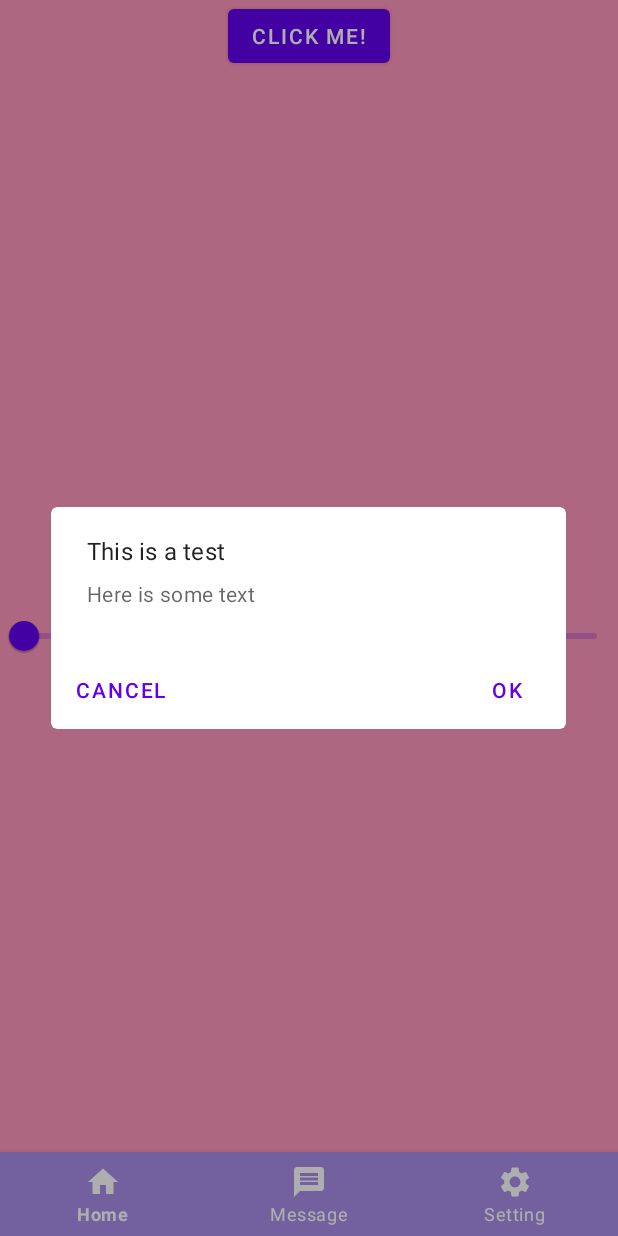
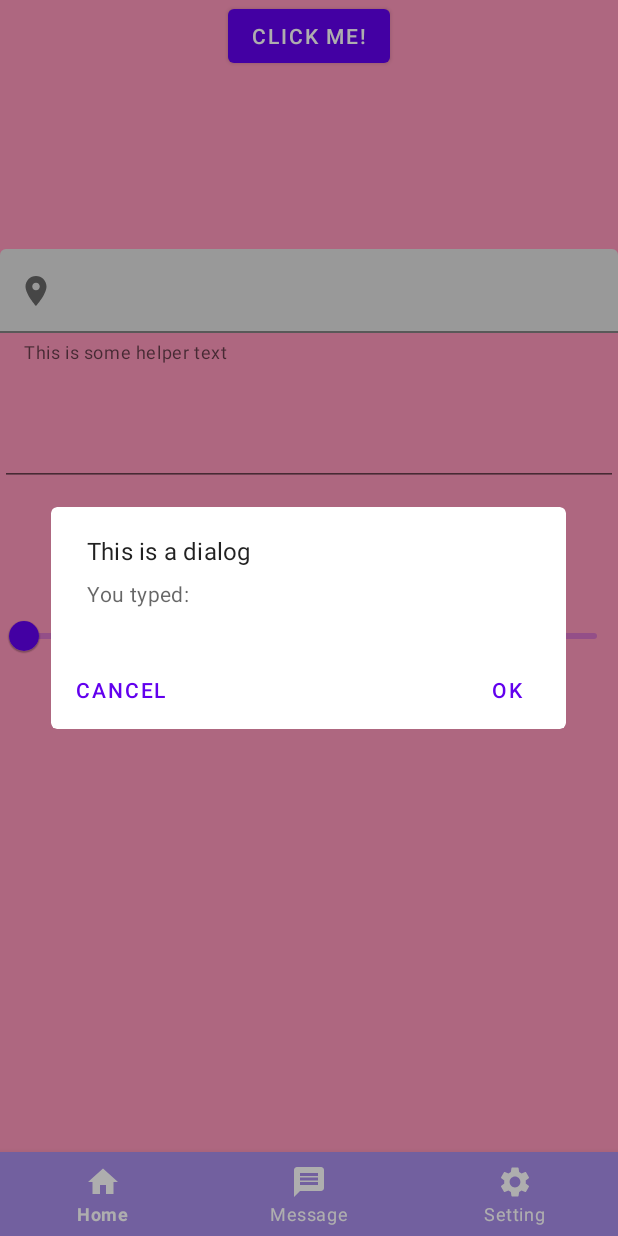
Before and after one commit to Davideo37/StarGaze-v2, an Android app: the screen it shows after launch (MainActivity), after a tap on "CLICK ME!", on a phone screen of 412 x 824 dp. Run offline under Robolectric (Android 15) with nearby library versions, the phone set to English and light mode, and no system bars.

Commit message:
Added material text field and button

```diff
--- a/Project2/app/src/main/java/com/example/project2/MainActivity.kt
+++ b/Project2/app/src/main/java/com/example/project2/MainActivity.kt
@@ -3,6 +3,7 @@ package com.example.project2
 import androidx.appcompat.app.AppCompatActivity
 import android.os.Bundle
 import android.view.View
+import android.widget.TextView
 import androidx.databinding.DataBindingUtil
 import androidx.fragment.app.Fragment
 import androidx.fragment.app.FragmentController
@@ -13,18 +14,20 @@ import com.example.project2.fragments.SettingsFragment
 import com.example.project2.ui.main.MainFragment
 import com.google.android.material.dialog.MaterialAlertDialogBuilder
 import com.google.android.material.floatingactionbutton.FloatingActionButton
+import com.google.android.material.textfield.TextInputEditText
 import kotlinx.android.synthetic.main.main_activity.*
 
 class MainActivity : AppCompatActivity() {
     private val messagesFragment = MessagesFragment()
     private val homeFragment = HomeFragment()
     private val settingsFragment = SettingsFragment()
-
+    private lateinit var text : String
 
     override fun onCreate(savedInstanceState: Bundle?) {
         super.onCreate(savedInstanceState)
         setContentView(R.layout.main_activity)
         replaceFragment(homeFragment)
+
         bottomNavigationView.setOnItemSelectedListener { item ->
             when(item.itemId) {
                 R.id.message -> {
@@ -41,9 +44,10 @@ class MainActivity : AppCompatActivity() {
         }
     }
     fun basicAlert(view: View) {
+        text = findViewById<TextInputEditText>(R.id.materialTextInputEditText).text.toString()
         MaterialAlertDialogBuilder(view.context)
-            .setTitle("This is a test")
-            .setMessage("Here is some text")
+            .setTitle("This is a dialog")
+            .setMessage("You typed: $text")
             .setNeutralButton("Cancel") { dialog, which -> {} }
             .setPositiveButton("Ok") { dialog, which -> {} }
             .show()
--- /dev/null
+++ b/Project2/app/src/main/res/drawable/ic_baseline_location_24.xml
@@ -0,0 +1,10 @@
+<vector xmlns:android="http://schemas.android.com/apk/res/android"
+    android:width="24dp"
+    android:height="24dp"
+    android:viewportWidth="24"
+    android:viewportHeight="24"
+    android:tint="?attr/colorControlNormal">
+  <path
+      android:fillColor="@android:color/white"
+      android:pathData="M12,2C8.13,2 5,5.13 5,9c0,5.25 7,13 7,13s7,-7.75 7,-13c0,-3.87 -3.13,-7 -7,-7zM12,11.5c-1.38,0 -2.5,-1.12 -2.5,-2.5s1.12,-2.5 2.5,-2.5 2.5,1.12 2.5,2.5 -1.12,2.5 -2.5,2.5z"/>
+</vector>
--- a/Project2/app/src/main/res/layout/fragment_home.xml
+++ b/Project2/app/src/main/res/layout/fragment_home.xml
@@ -1,11 +1,38 @@
 <?xml version="1.0" encoding="utf-8"?>
 <androidx.constraintlayout.widget.ConstraintLayout xmlns:android="http://schemas.android.com/apk/res/android"
+    xmlns:app="http://schemas.android.com/apk/res-auto"
     xmlns:tools="http://schemas.android.com/tools"
     android:layout_width="match_parent"
     android:layout_height="match_parent"
-    xmlns:app="http://schemas.android.com/apk/res-auto"
     android:background="#FF97BB"
     tools:context=".fragments.HomeFragment">
+
+    <com.google.android.material.textfield.TextInputLayout
+        android:id="@+id/materialTextInputLayout"
+        android:layout_width="match_parent"
+        android:layout_height="wrap_content"
+        app:layout_constraintBottom_toBottomOf="@+id/ic_home"
+        app:layout_constraintLeft_toLeftOf="parent"
+        app:layout_constraintRight_toRightOf="parent"
+        app:layout_constraintTop_toTopOf="parent"
+        app:placeholderText="Material Text Field"
+        app:helperText="This is some helper text"
+        app:startIconContentDescription="@string/content_description_end_icon"
+        app:startIconDrawable="@drawable/ic_baseline_location_24">
+
+        <com.google.android.material.textfield.TextInputEditText
+            android:id="@+id/materialTextInputEditText"
+            android:layout_width="match_parent"
+            android:layout_height="match_parent" />
+    </com.google.android.material.textfield.TextInputLayout>
+
+    <EditText
+        android:id="@+id/defaultTextInputLayout"
+        android:layout_width="match_parent"
+        android:layout_height="wrap_content"
+        app:layout_constraintBottom_toTopOf="@+id/ic_home"
+        app:layout_constraintTop_toBottomOf="@+id/materialTextInputLayout"
+        tools:layout_editor_absoluteX="-30dp" />
 
     <TextView
         android:id="@+id/ic_home"
@@ -13,9 +40,18 @@
         android:layout_height="wrap_content"
         android:text="Home"
         android:textSize="36sp"
-        app:layout_constraintTop_toTopOf="parent"
+        app:layout_constraintBottom_toBottomOf="parent"
         app:layout_constraintLeft_toLeftOf="parent"
         app:layout_constraintRight_toRightOf="parent"
-        app:layout_constraintBottom_toBottomOf="parent" />
+        app:layout_constraintTop_toTopOf="parent" />
 
+    <com.google.android.material.button.MaterialButton
+        android:id="@+id/matButton"
+        android:layout_width="wrap_content"
+        android:layout_height="wrap_content"
+        android:onClick="basicAlert"
+        android:text="Click me!"
+        app:layout_constraintLeft_toLeftOf="parent"
+        app:layout_constraintRight_toRightOf="parent"
+        app:layout_constraintTop_toTopOf="parent" />
 </androidx.constraintlayout.widget.ConstraintLayout>
--- a/Project2/app/src/main/res/layout/main_activity.xml
+++ b/Project2/app/src/main/res/layout/main_activity.xml
@@ -18,15 +18,6 @@
         app:layout_constraintRight_toRightOf="parent"
         app:menu="@menu/menu1" />
 
-    <com.google.android.material.button.MaterialButton
-        android:id="@+id/matButton"
-        android:layout_width="wrap_content"
-        android:layout_height="wrap_content"
-        android:onClick="basicAlert"
-        android:text="Click me!"
-        app:layout_constraintLeft_toLeftOf="parent"
-        app:layout_constraintRight_toRightOf="parent"
-        app:layout_constraintTop_toTopOf="parent" />
 
     <FrameLayout
         android:id="@+id/fragment_container"
--- a/Project2/app/src/main/res/values/strings.xml
+++ b/Project2/app/src/main/res/values/strings.xml
@@ -2,4 +2,5 @@
     <string name="app_name">Project 2</string>
     <!-- TODO: Remove or change this placeholder text -->
     <string name="hello_blank_fragment">Hello blank fragment</string>
+    <string name="content_description_end_icon">Location icon</string>
 </resources>
```
